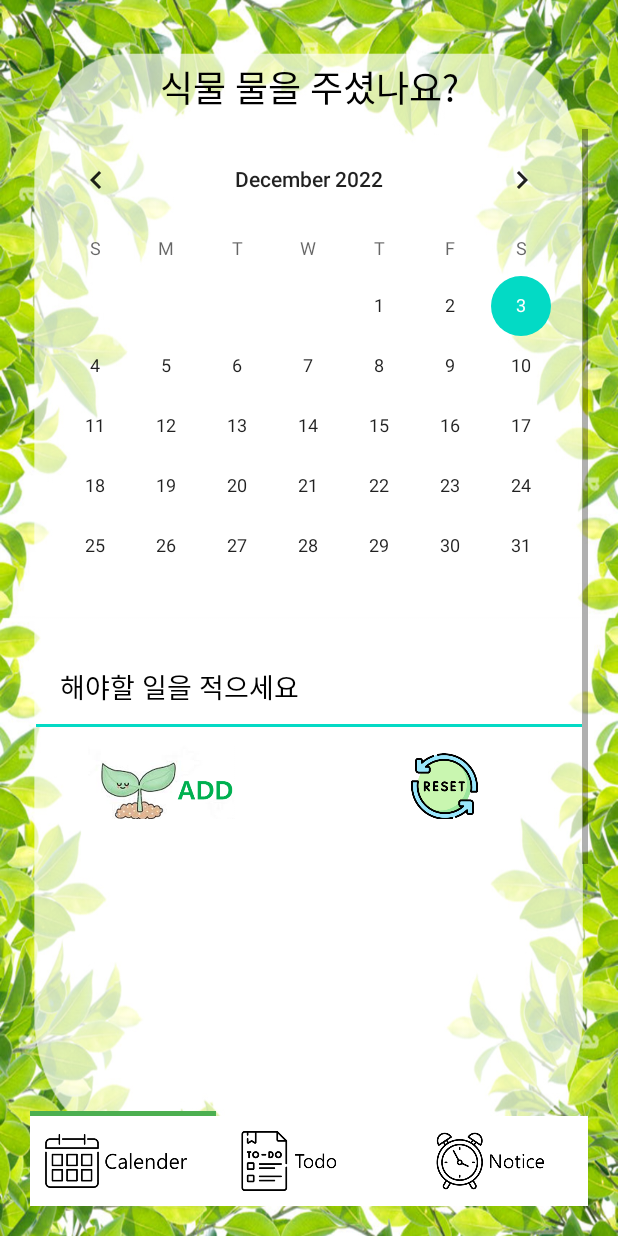
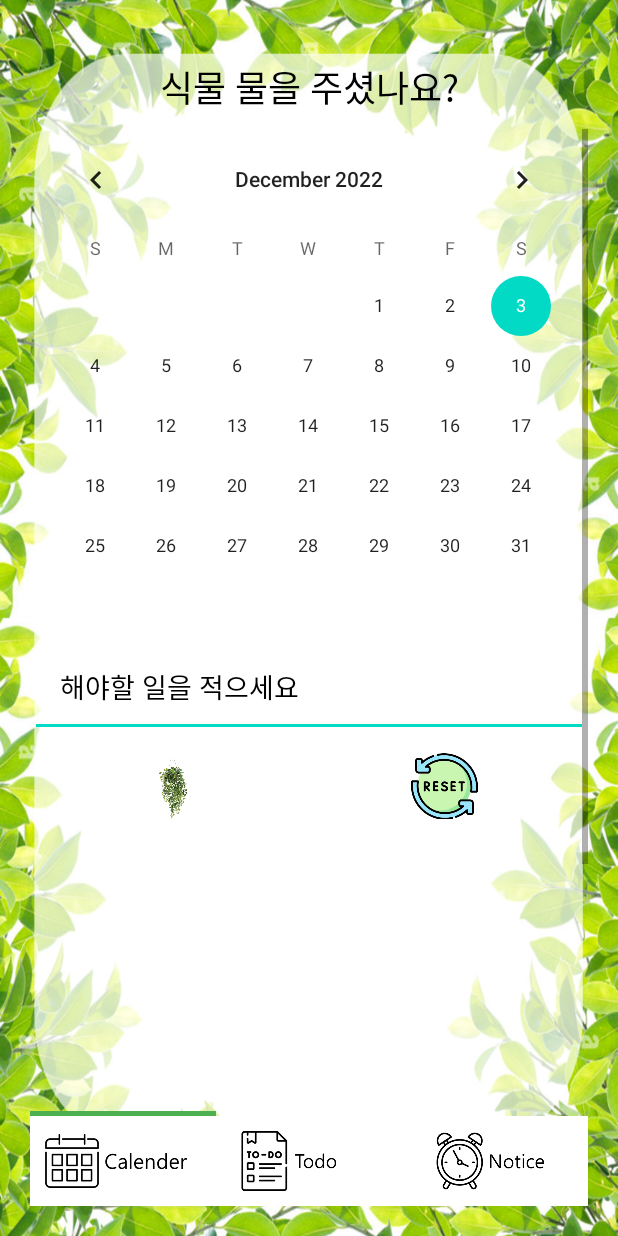
Before and after one commit to dami0806/GrowingPlants, an Android app: the HomeActivity screen opened directly, with no data from a screen before it, on a phone screen of 412 x 824 dp. Run offline under Robolectric (Android 15) with nearby library versions, the phone set to English and light mode, and no system bars; our stand-ins replace Firebase (no records; nobody signed in at launch, a user with empty details on screens opened directly); libraries missing offline, so code that uses them is left out: com.kakao.sdk.

Commit message:
디자인

```diff
--- a/app/src/main/res/layout/activity_alarm.xml
+++ b/app/src/main/res/layout/activity_alarm.xml
@@ -7,7 +7,7 @@
     tools:context=".HomeActivity"
     android:windowSoftInputMode="adjustResize"
     android:orientation="vertical"
-    android:background="@drawable/img_6"
+    android:background="@drawable/imgg_6"
     android:padding="20dp">
 
 
@@ -92,7 +92,7 @@
                 android:layout_margin="10dp"/>
             <ImageView
                 android:id="@+id/AlarmBtn"
-                android:src="@drawable/img_3"
+                android:src="@drawable/imgg_3"
                 android:layout_width="wrap_content"
                 android:layout_height="match_parent"
                 android:layout_weight="1"
--- a/app/src/main/res/layout/activity_home.xml
+++ b/app/src/main/res/layout/activity_home.xml
@@ -7,7 +7,7 @@
     tools:context=".HomeActivity"
     android:windowSoftInputMode="adjustResize"
     android:orientation="vertical"
-    android:background="@drawable/img_8"
+    android:background="@drawable/imgg_8"
     android:padding="20dp">
 
 
@@ -67,7 +67,7 @@
             android:layout_width="100dp"
             android:layout_height="60dp"
             android:layout_weight="1"
-            android:src="@drawable/img"/>
+            android:src="@drawable/background_plants"/>
 
 
         <ImageView
@@ -153,7 +153,7 @@
                 android:layout_margin="10dp"/>
             <ImageView
                 android:id="@+id/AlarmBtn"
-                android:src="@drawable/img_3"
+                android:src="@drawable/imgg_3"
                 android:layout_width="wrap_content"
                 android:layout_height="match_parent"
                 android:layout_weight="1"
--- a/app/src/main/res/layout/activity_todo.xml
+++ b/app/src/main/res/layout/activity_todo.xml
@@ -6,7 +6,7 @@
     xmlns:app="http://schemas.android.com/apk/res-auto"
     tools:context=".TodoActivity"
     android:orientation="vertical"
-    android:background="@drawable/img_7"
+    android:background="@drawable/background_plants"
     android:padding="20dp">
 
 
@@ -123,7 +123,7 @@
                 android:layout_margin="10dp"/>
             <ImageView
                 android:id="@+id/AlarmBtn"
-                android:src="@drawable/img_3"
+                android:src="@drawable/imgg_3"
                 android:layout_width="wrap_content"
                 android:layout_height="match_parent"
                 android:layout_weight="1"
```
Also changed, not shown: app/src/main/res/drawable-v24/img.png (deleted), app/src/main/res/drawable-v24/img_4.png (deleted), app/src/main/res/drawable-v24/img_5.png (deleted), app/src/main/res/drawable-v24/imgg_3.png (renamed from app/src/main/res/drawable-v24/img_3.png), app/src/main/res/drawable-v24/imgg_6.png (renamed from app/src/main/res/drawable-v24/img_6.png), app/src/main/res/drawable-v24/imgg_7.png (renamed from app/src/main/res/drawable-v24/img_7.png), app/src/main/res/drawable-v24/imgg_8.png (renamed from app/src/main/res/drawable-v24/img_8.png), app/src/main/res/drawable/background_plants.png (added).
